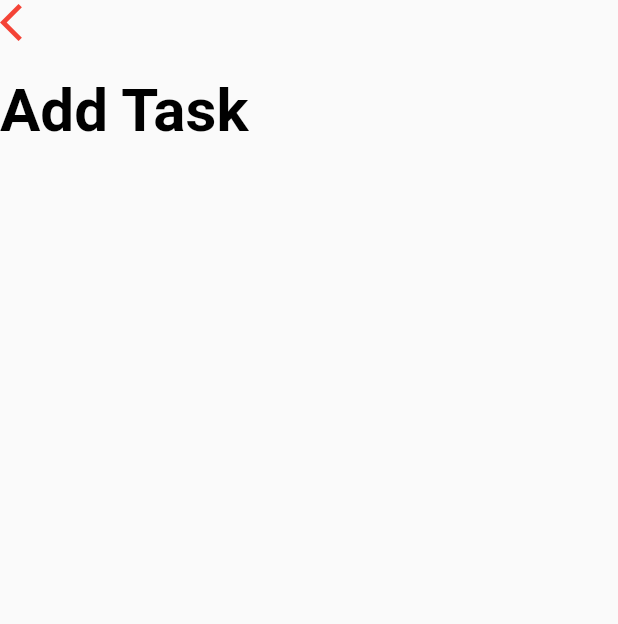
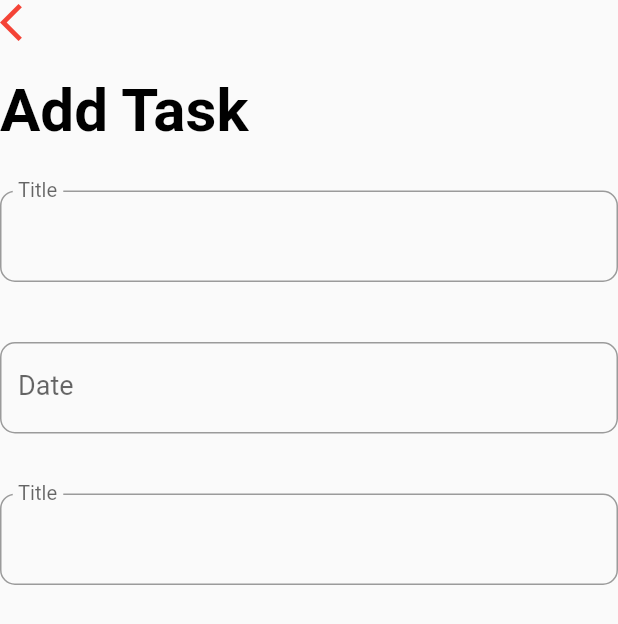
Before and after one commit to gusmac/sql_todo, a Flutter app: the AddTaskScreen screen opened directly, on a phone screen of 412 x 824 dp. Shown: the top 624 px of the screen. Run offline on Flutter 3.47's test engine with Material 2 defaults, Android fonts, the phone set to English and light mode, and no system bars.

Commit message:
added date picker and priority boxes

```diff
--- a/lib/screens/add_task_screen.dart
+++ b/lib/screens/add_task_screen.dart
@@ -10,6 +10,21 @@ class _AddTaskScreenState extends State<AddTaskScreen> {
   String _title = ' ';
   String _priority;
   DateTime _date = DateTime.now();
+  TextEditingController _dateController = TextEditingController();
+
+  _handleDatePicker() async {
+    final DateTime date = await showDatePicker(
+      context: context,
+      initialDate: _date,
+      firstDate: DateTime(2000),
+      lastDate: DateTime(2100),
+    );
+    if (date != null && date != _date) {
+      setState(() {
+        _date = date;
+      });
+    }
+  }
 
   @override
   Widget build(BuildContext context) {
@@ -34,6 +49,65 @@ class _AddTaskScreenState extends State<AddTaskScreen> {
               fontWeight: FontWeight.bold,
             ),
           ),
+          SizedBox(height: 10.0),
+          Form(
+            key: _formkKey,
+            child: Column(
+              children: <Widget>[
+                Padding(
+                  padding: EdgeInsets.symmetric(vertical: 20.0),
+                  child: TextFormField(
+                    style: TextStyle(fontSize: 18.0),
+                    decoration: InputDecoration(
+                      labelText: 'Title',
+                      labelStyle: TextStyle(fontSize: 18.0),
+                      border: OutlineInputBorder(
+                        borderRadius: BorderRadius.circular(10.0),
+                      ),
+                    ),
+                    validator: (input) => input.trim().isEmpty
+                        ? 'Please enter a task title'
+                        : null,
+                    onSaved: (input) => _title = input,
+                    initialValue: _title,
+                  ),
+                ),
+                Padding(
+                  padding: EdgeInsets.symmetric(vertical: 20.0),
+                  child: TextFormField(
+                    controller: _dateController,
+                    style: TextStyle(fontSize: 18.0),
+                    onTap: _handleDatePicker,
+                    decoration: InputDecoration(
+                      labelText: 'Date',
+                      labelStyle: TextStyle(fontSize: 18.0),
+                      border: OutlineInputBorder(
+                        borderRadius: BorderRadius.circular(10.0),
+                      ),
+                    ),
+                  ),
+                ),
+                Padding(
+                  padding: EdgeInsets.symmetric(vertical: 20.0),
+                  child: TextFormField(
+                    style: TextStyle(fontSize: 18.0),
+                    decoration: InputDecoration(
+                      labelText: 'Title',
+                      labelStyle: TextStyle(fontSize: 18.0),
+                      border: OutlineInputBorder(
+                        borderRadius: BorderRadius.circular(10.0),
+                      ),
+                    ),
+                    validator: (input) => input.trim().isEmpty
+                        ? 'Please enter a task title'
+                        : null,
+                    onSaved: (input) => _title = input,
+                    initialValue: _title,
+                  ),
+                ),
+              ],
+            ),
+          ),
         ],
       ),
     );
```
